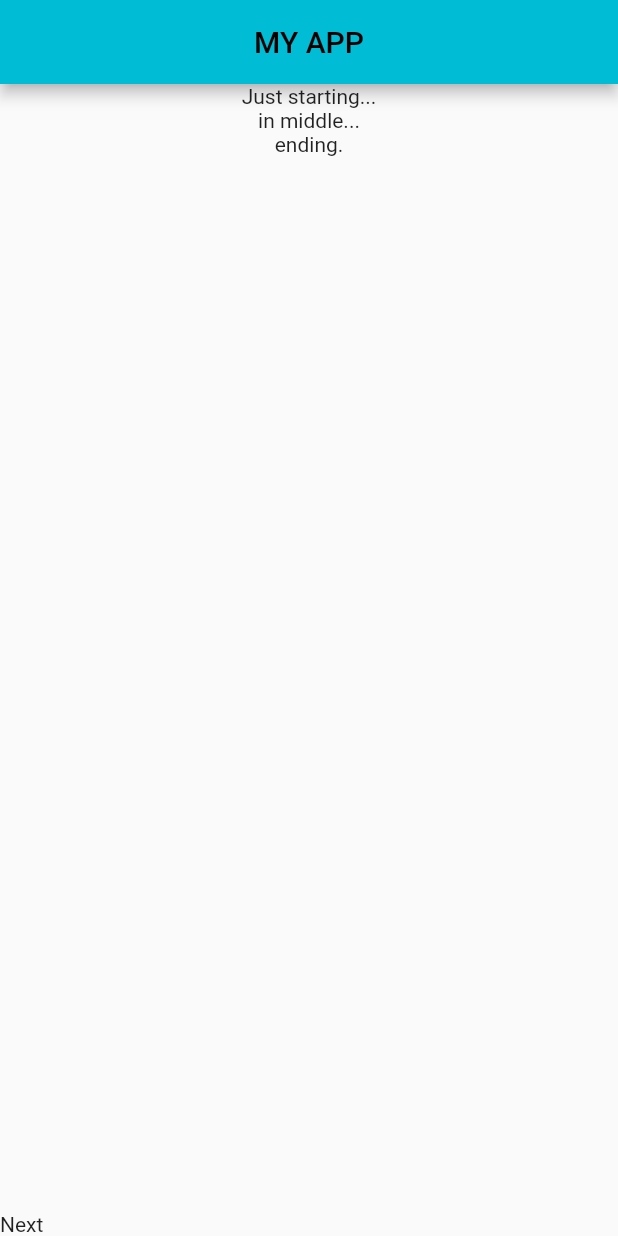
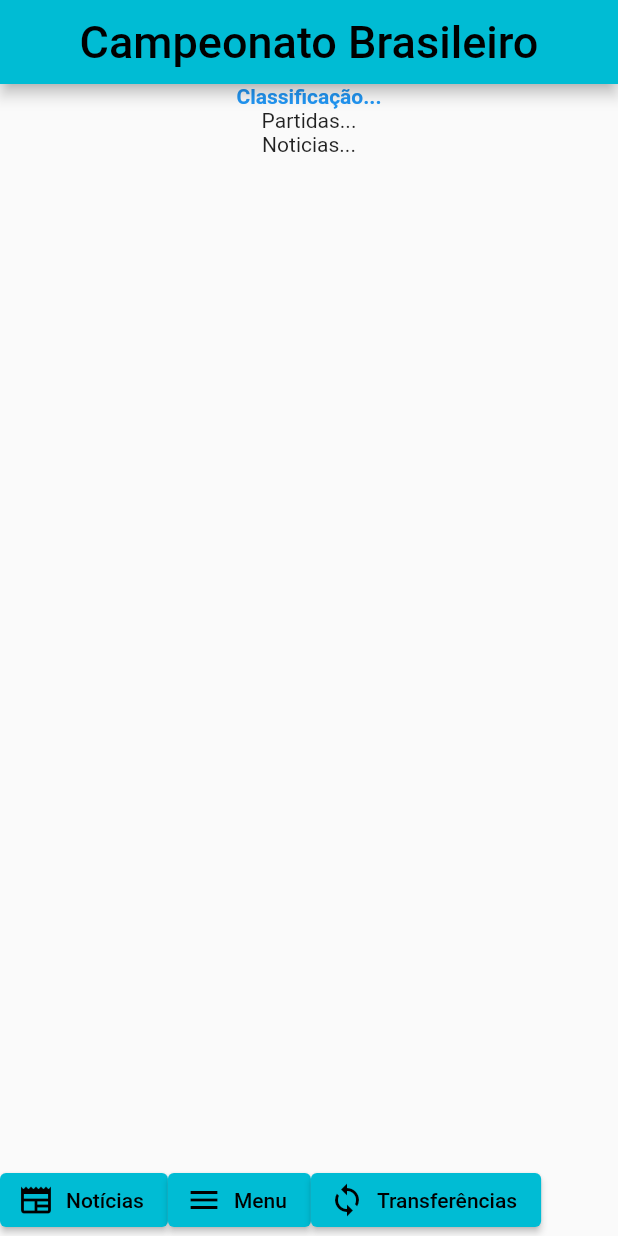
Before and after one commit to quirinof/oopFlutter, a Flutter app: the screen it shows after launch, on a phone screen of 412 x 824 dp. Run offline on Flutter 3.47's test engine with Material 2 defaults, Android fonts, the phone set to English and light mode, and no system bars.

Commit message:
update recipe1

```diff
--- a/lib/main.dart
+++ b/lib/main.dart
@@ -5,17 +5,37 @@ void main() {
       theme: ThemeData(primarySwatch: Colors.cyan),
       home: Scaffold(
         appBar: AppBar(
-            title: const Center(child: Text("MY APP")),
+          title: const Center(
+              child: Text(
+            "Campeonato Brasileiro",
+            style: TextStyle(fontSize: 30),
+          )),
         ),
         body: const Center(
             child: Column(
           children: [
-              Text("Just starting..."),
-              Text("in middle..."),
-              Text("ending.")
+            Text("Classificação...",
+                style:
+                    TextStyle(color: Colors.blue, fontWeight: FontWeight.bold)),
+            Text("Partidas..."),
+            Text("Noticias...")
           ],
         )),
-          bottomNavigationBar: const Text("Next")));
+        bottomNavigationBar: Row(children: <Widget>[
+          ElevatedButton.icon(
+              onPressed: () {},
+              icon: const Icon(Icons.newspaper),
+              label: const Text("Notícias")),
+          ElevatedButton.icon(
+              onPressed: () {},
+              icon: const Icon(Icons.menu),
+              label: const Text("Menu")),
+          ElevatedButton.icon(
+              onPressed: () {},
+              icon: const Icon(Icons.loop),
+              label: const Text("Transferências"))
+        ]),
+      ));
 
   runApp(app);
 }
```
Also changed, not shown: 1 other file. Lines whose indentation alone changed are shown as unchanged.
